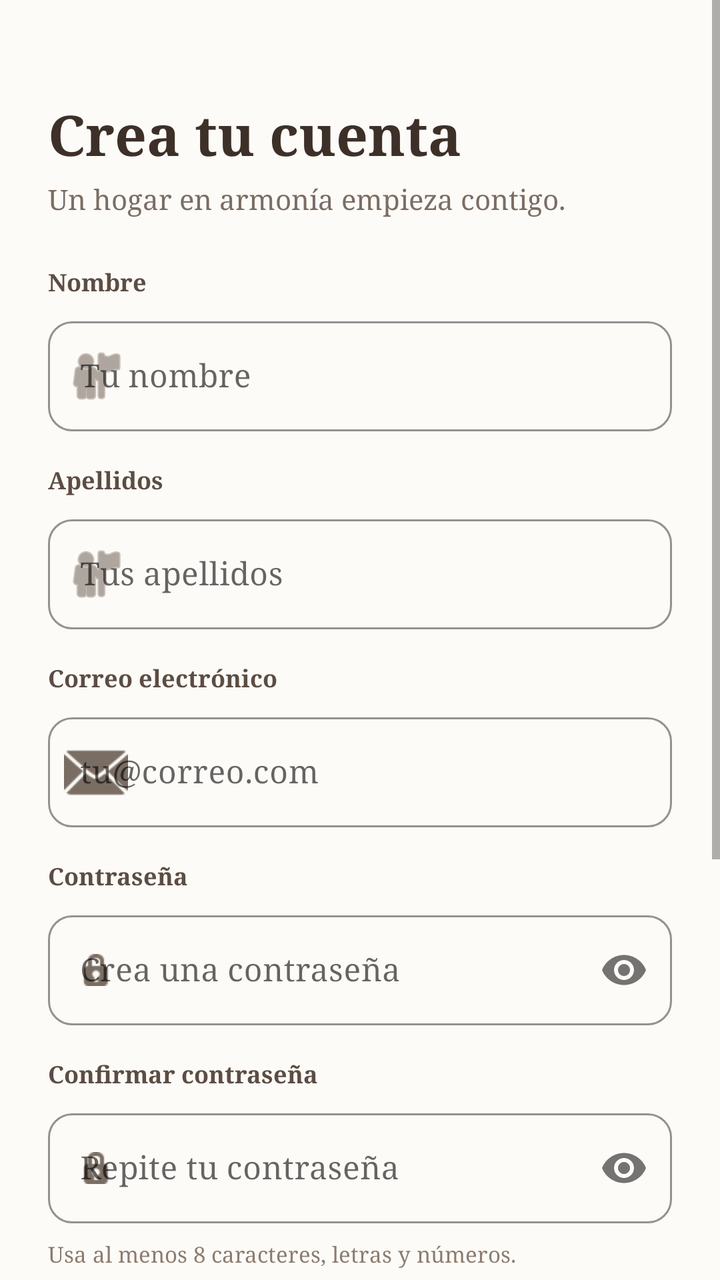
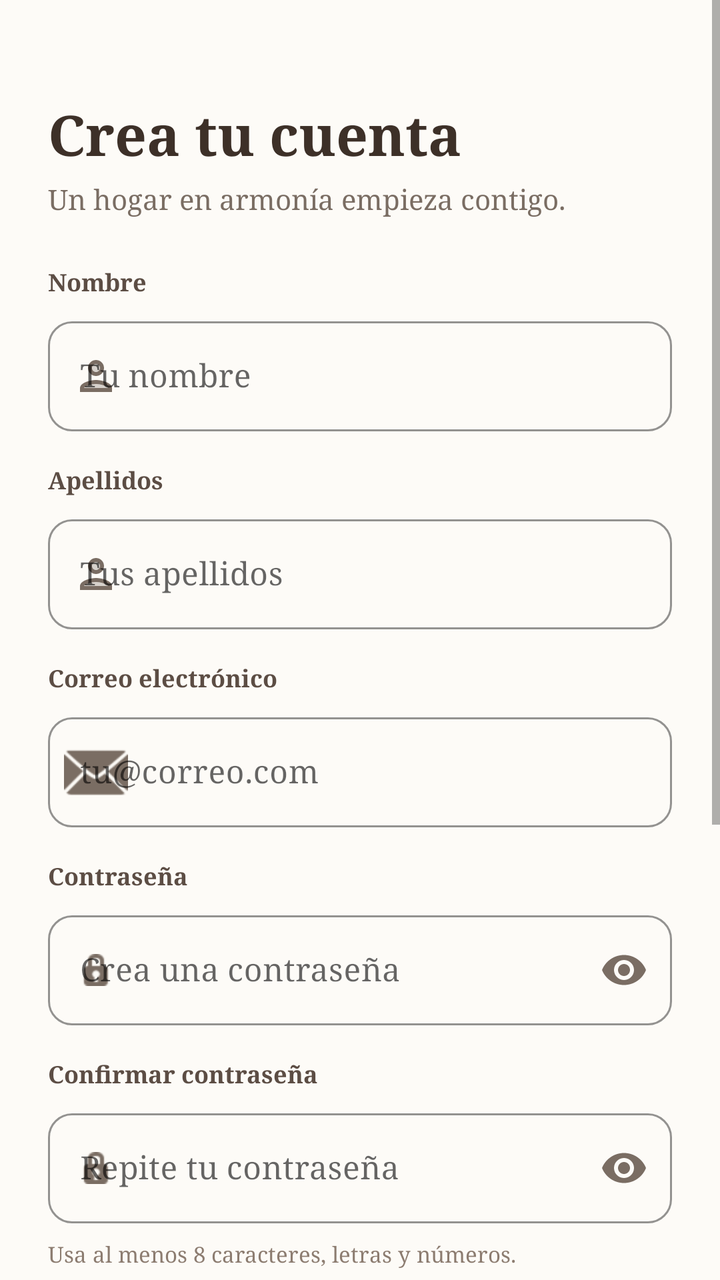

Screens rendered from an Android XML layout before and after an edit, with the pre-edit source and the edit as a unified diff.
<!-- AndroidManifest.xml: application theme Theme.CosySmart -->
<!-- res/layout/register_activity.xml -->
<?xml version="1.0" encoding="utf-8"?>
<ScrollView xmlns:android="http://schemas.android.com/apk/res/android"
    xmlns:app="http://schemas.android.com/apk/res-auto"
    android:layout_width="match_parent"
    android:layout_height="match_parent"
    android:fillViewport="true"
    android:background="#FDFBF7">

    <LinearLayout
        android:layout_width="match_parent"
        android:layout_height="wrap_content"
        android:orientation="vertical"
        android:padding="24dp">
        <TextView
            android:layout_width="wrap_content"
            android:layout_height="wrap_content"
            android:text="Crea tu cuenta"
            android:textSize="28sp"
            android:textStyle="bold"
            android:textColor="#3D3028"
            android:layout_marginTop="24dp"
            android:layout_marginBottom="4dp"/>

        <TextView
            android:layout_width="wrap_content"
            android:layout_height="wrap_content"
            android:text="Un hogar en armonía empieza contigo."
            android:textSize="14sp"
            android:textColor="#7A6D63"
            android:layout_marginBottom="24dp"/>
        <TextView
            android:layout_width="wrap_content"
            android:layout_height="wrap_content"
            android:text="Nombre"
            android:textSize="12sp"
            android:textStyle="bold"
            android:textColor="#5C4D44"
            android:layout_marginBottom="6dp"/>

        <com.google.android.material.textfield.TextInputLayout
            android:layout_width="match_parent"
            android:layout_height="wrap_content"
            android:layout_marginBottom="16dp"
            style="@style/Widget.MaterialComponents.TextInputLayout.OutlinedBox"
            app:boxCornerRadiusTopStart="12dp"
            app:boxCornerRadiusTopEnd="12dp"
            app:boxCornerRadiusBottomStart="12dp"
            app:boxCornerRadiusBottomEnd="12dp"
            app:boxStrokeColor="#A68A78"
            app:startIconDrawable="@android:drawable/ic_menu_myplaces"
            app:startIconTint="#7A6D63">

            <com.google.android.material.textfield.TextInputEditText
                android:id="@+id/etNombres"
                android:layout_width="match_parent"
                android:layout_height="wrap_content"
                android:hint="Tu nombre"
                android:inputType="textPersonName"
                android:textColor="#000000"
                android:textColorHint="#7A6D63"
                android:maxLines="1"/>
        </com.google.android.material.textfield.TextInputLayout>

        <TextView
            android:layout_width="wrap_content"
            android:layout_height="wrap_content"
            android:text="Apellidos"
            android:textSize="12sp"
            android:textStyle="bold"
            android:textColor="#5C4D44"
            android:layout_marginBottom="6dp"/>

        <com.google.android.material.textfield.TextInputLayout
            android:layout_width="match_parent"
            android:layout_height="wrap_content"
            android:layout_marginBottom="16dp"
            style="@style/Widget.MaterialComponents.TextInputLayout.OutlinedBox"
            app:boxCornerRadiusTopStart="12dp"
            app:boxCornerRadiusTopEnd="12dp"
            app:boxCornerRadiusBottomStart="12dp"
            app:boxCornerRadiusBottomEnd="12dp"
            app:boxStrokeColor="#A68A78"
            app:startIconDrawable="@android:drawable/ic_menu_myplaces"
            app:startIconTint="#7A6D63">

            <com.google.android.material.textfield.TextInputEditText
                android:id="@+id/etApellidos"
                android:layout_width="match_parent"
                android:layout_height="wrap_content"
                android:hint="Tus apellidos"
                android:inputType="textPersonName"
                android:textColor="#000000"
                android:textColorHint="#7A6D63"
                android:maxLines="1"/>
        </com.google.android.material.textfield.TextInputLayout>

        <TextView
            android:layout_width="wrap_content"
            android:layout_height="wrap_content"
            android:text="Correo electrónico"
            android:textSize="12sp"
            android:textStyle="bold"
            android:textColor="#5C4D44"
            android:layout_marginBottom="6dp"/>

        <com.google.android.material.textfield.TextInputLayout
            android:layout_width="match_parent"
            android:layout_height="wrap_content"
            android:layout_marginBottom="16dp"
            style="@style/Widget.MaterialComponents.TextInputLayout.OutlinedBox"
            app:boxCornerRadiusTopStart="12dp"
            app:boxCornerRadiusTopEnd="12dp"
            app:boxCornerRadiusBottomStart="12dp"
            app:boxCornerRadiusBottomEnd="12dp"
            app:boxStrokeColor="#A68A78"
            app:startIconDrawable="@android:drawable/ic_dialog_email"
            app:startIconTint="#7A6D63">

            <com.google.android.material.textfield.TextInputEditText
                android:id="@+id/etCorreo"
                android:layout_width="match_parent"
                android:layout_height="wrap_content"
                android:hint="tu@correo.com"
                android:inputType="textEmailAddress"
                android:textColor="#000000"
                android:textColorHint="#7A6D63"
                android:maxLines="1"/>
        </com.google.android.material.textfield.TextInputLayout>

        
        <TextView
            android:layout_width="wrap_content"
            android:layout_height="wrap_content"
            android:text="Contraseña"
            android:textSize="12sp"
            android:textStyle="bold"
            android:textColor="#5C4D44"
            android:layout_marginBottom="6dp"/>

        <com.google.android.material.textfield.TextInputLayout
            android:layout_width="match_parent"
            android:layout_height="wrap_content"
            android:layout_marginBottom="16dp"
            style="@style/Widget.MaterialComponents.TextInputLayout.OutlinedBox"
            app:boxCornerRadiusTopStart="12dp"
            app:boxCornerRadiusTopEnd="12dp"
            app:boxCornerRadiusBottomStart="12dp"
            app:boxCornerRadiusBottomEnd="12dp"
            app:boxStrokeColor="#A68A78"
            app:startIconDrawable="@android:drawable/ic_secure"
            app:startIconTint="#7A6D63"
            app:passwordToggleEnabled="true">

            <com.google.android.material.textfield.TextInputEditText
                android:id="@+id/etContrasena"
                android:layout_width="match_parent"
                android:layout_height="wrap_content"
                android:hint="Crea una contraseña"
                android:inputType="textPassword"
                android:textColor="#000000"
                android:textColorHint="#7A6D63"
                android:maxLines="1"/>
        </com.google.android.material.textfield.TextInputLayout>

        
        <TextView
            android:layout_width="wrap_content"
            android:layout_height="wrap_content"
            android:text="Confirmar contraseña"
            android:textSize="12sp"
            android:textStyle="bold"
            android:textColor="#5C4D44"
            android:layout_marginBottom="6dp"/>

        <com.google.android.material.textfield.TextInputLayout
            android:layout_width="match_parent"
            android:layout_height="wrap_content"
            android:layout_marginBottom="8dp"
            style="@style/Widget.MaterialComponents.TextInputLayout.OutlinedBox"
            app:boxCornerRadiusTopStart="12dp"
            app:boxCornerRadiusTopEnd="12dp"
            app:boxCornerRadiusBottomStart="12dp"
            app:boxCornerRadiusBottomEnd="12dp"
            app:boxStrokeColor="#A68A78"
            app:startIconDrawable="@android:drawable/ic_secure"
            app:startIconTint="#7A6D63"
            app:passwordToggleEnabled="true">

            <com.google.android.material.textfield.TextInputEditText
                android:id="@+id/etConfirmarContrasena"
                android:layout_width="match_parent"
                android:layout_height="wrap_content"
                android:hint="Repite tu contraseña"
                android:inputType="textPassword"
                android:textColor="#000000"
                android:textColorHint="#7A6D63"
                android:maxLines="1"/>
        </com.google.android.material.textfield.TextInputLayout>

        <TextView
            android:layout_width="wrap_content"
            android:layout_height="wrap_content"
            android:text="Usa al menos 8 caracteres, letras y números."
            android:textSize="11sp"
            android:textColor="#8C7C70"
            android:layout_marginBottom="16dp"/>

        
        <TextView
            android:layout_width="wrap_content"
            android:layout_height="wrap_content"
            android:text="¿Cómo quieres unirte?"
            android:textSize="12sp"
            android:textStyle="bold"
            android:textColor="#5C4D44"
            android:layout_marginBottom="8dp"/>

        <LinearLayout
            android:layout_width="match_parent"
            android:layout_height="wrap_content"
            android:orientation="horizontal"
            android:weightSum="2"
            android:layout_marginBottom="4dp">

            <RadioGroup
                android:id="@+id/rgTipoUsuario"
                android:layout_width="match_parent"
                android:layout_height="wrap_content"
                android:orientation="horizontal">

                <RadioButton
                    android:id="@+id/rbComprador"
                    style="@style/Widget.CosySmart.RadioButton"
                    android:layout_width="0dp"
                    android:layout_height="wrap_content"
                    android:layout_weight="1"
                    android:checked="true"
                    android:padding="12dp"
                    android:text="Registrarme como comprador"
                    android:layout_marginEnd="6dp"/>

                <RadioButton
                    android:id="@+id/rbVendedor"
                    style="@style/Widget.CosySmart.RadioButton"
                    android:layout_width="0dp"
                    android:layout_height="wrap_content"
                    android:layout_weight="1"
                    android:padding="12dp"
                    android:text="Solicitar ser vendedor"
                    android:layout_marginStart="6dp"/>
            </RadioGroup>
        </LinearLayout>

        <TextView
            android:layout_width="wrap_content"
            android:layout_height="wrap_content"
            android:text="Ser vendedor requiere aprobación de tu solicitud."
            android:textSize="11sp"
            android:textColor="#8C7C70"
            android:layout_marginBottom="16dp"/>

        
        <CheckBox
            android:id="@+id/cbTerminos"
            android:layout_width="match_parent"
            android:layout_height="wrap_content"
            android:text="Acepto los Términos y condiciones y la Política de privacidad."
            android:textSize="12sp"
            android:textColor="#5C4D44"
            android:layout_marginBottom="24dp"/>

        
        <com.google.android.material.button.MaterialButton
            android:id="@+id/btnRegisterSubmit"
            style="@style/Widget.CosySmart.Button.Primary"
            android:layout_width="match_parent"
            android:layout_height="56dp"
            android:text="Registrarse"
            android:textSize="16sp"
            android:layout_marginBottom="24dp"/>

    </LinearLayout>
</ScrollView>
<!-- resources referenced by this layout -->
<resources>
  <style name="Widget.CosySmart.Button.Primary" parent="Widget.MaterialComponents.Button">
          <item name="android:layout_width">match_parent</item>
          <item name="android:layout_height">54dp</item>
          <item name="android:textColor">@color/white</item>
          <item name="android:textStyle">bold</item>
          <item name="android:textAllCaps">false</item>
          <item name="backgroundTint">@color/cosy_primary</item>
          <item name="cornerRadius">16dp</item>
          <item name="android:fontFamily">serif</item>
      </style>
  <style name="Widget.CosySmart.RadioButton" parent="Widget.MaterialComponents.CompoundButton.RadioButton">
          <item name="android:textColor">@color/cosy_text_dark</item>
          <item name="android:textSize">12sp</item>
          <item name="android:buttonTint">@color/cosy_primary</item>
          <item name="android:fontFamily">serif</item>
      </style>
  <style name="Theme.CosySmart" parent="Theme.MaterialComponents.DayNight.NoActionBar">
          <item name="colorPrimary">@color/cosy_primary</item>
          <item name="colorPrimaryVariant">@color/cosy_dark_green</item>
          <item name="colorOnPrimary">@color/white</item>
          <item name="android:windowBackground">@color/cosy_bg</item>
  
          
          <item name="android:fontFamily">serif</item>
  
          
          <item name="editTextStyle">@style/Widget.CosySmart.EditText</item>
      </style>
  <color name="white">#FFFFFFFF</color>
  <color name="cosy_primary">#C86D51</color>
  <color name="cosy_text_dark">#3E2F28</color>
  <color name="cosy_dark_green">#6A7059</color>
  <color name="cosy_bg">#F7F4EE</color>
  <style name="Widget.CosySmart.EditText" parent="Widget.AppCompat.EditText">
          <item name="android:textColor">#000000</item>
          <item name="android:textColorHint">#7A6D63</item>
          <item name="android:fontFamily">serif</item>
      </style>
</resources>

<!-- the commit's change to res/layout/register_activity.xml (unified diff, before → after) -->
@@ -11,6 +11,7 @@
         android:layout_height="wrap_content"
         android:orientation="vertical"
         android:padding="24dp">
+
         <TextView
             android:layout_width="wrap_content"
             android:layout_height="wrap_content"
@@ -28,6 +29,8 @@
             android:textSize="14sp"
             android:textColor="#7A6D63"
             android:layout_marginBottom="24dp"/>
+
+        
         <TextView
             android:layout_width="wrap_content"
             android:layout_height="wrap_content"
@@ -47,7 +50,7 @@
             app:boxCornerRadiusBottomStart="12dp"
             app:boxCornerRadiusBottomEnd="12dp"
             app:boxStrokeColor="#A68A78"
-            app:startIconDrawable="@android:drawable/ic_menu_myplaces"
+            app:startIconDrawable="@drawable/ic_person"
             app:startIconTint="#7A6D63">
 
             <com.google.android.material.textfield.TextInputEditText
@@ -61,6 +64,7 @@
                 android:maxLines="1"/>
         </com.google.android.material.textfield.TextInputLayout>
 
+        
         <TextView
             android:layout_width="wrap_content"
             android:layout_height="wrap_content"
@@ -80,7 +84,7 @@
             app:boxCornerRadiusBottomStart="12dp"
             app:boxCornerRadiusBottomEnd="12dp"
             app:boxStrokeColor="#A68A78"
-            app:startIconDrawable="@android:drawable/ic_menu_myplaces"
+            app:startIconDrawable="@drawable/ic_person"
             app:startIconTint="#7A6D63">
 
             <com.google.android.material.textfield.TextInputEditText
@@ -94,6 +98,7 @@
                 android:maxLines="1"/>
         </com.google.android.material.textfield.TextInputLayout>
 
+        
         <TextView
             android:layout_width="wrap_content"
             android:layout_height="wrap_content"
@@ -149,7 +154,8 @@
             app:boxStrokeColor="#A68A78"
             app:startIconDrawable="@android:drawable/ic_secure"
             app:startIconTint="#7A6D63"
-            app:passwordToggleEnabled="true">
+            app:endIconMode="password_toggle"
+            app:endIconTint="#7A6D63">
 
             <com.google.android.material.textfield.TextInputEditText
                 android:id="@+id/etContrasena"
@@ -184,7 +190,8 @@
             app:boxStrokeColor="#A68A78"
             app:startIconDrawable="@android:drawable/ic_secure"
             app:startIconTint="#7A6D63"
-            app:passwordToggleEnabled="true">
+            app:endIconMode="password_toggle"
+            app:endIconTint="#7A6D63">
 
             <com.google.android.material.textfield.TextInputEditText
                 android:id="@+id/etConfirmarContrasena"
@@ -215,41 +222,50 @@
             android:textColor="#5C4D44"
             android:layout_marginBottom="8dp"/>
 
-        <LinearLayout
+        <RadioGroup
+            android:id="@+id/rgTipoUsuario"
             android:layout_width="match_parent"
             android:layout_height="wrap_content"
             android:orientation="horizontal"
             android:weightSum="2"
             android:layout_marginBottom="4dp">
 
-            <RadioGroup
-                android:id="@+id/rgTipoUsuario"
-                android:layout_width="match_parent"
-                android:layout_height="wrap_content"
-                android:orientation="horizontal">
-
-                <RadioButton
-                    android:id="@+id/rbComprador"
-                    style="@style/Widget.CosySmart.RadioButton"
-                    android:layout_width="0dp"
-                    android:layout_height="wrap_content"
-                    android:layout_weight="1"
-                    android:checked="true"
-                    android:padding="12dp"
-                    android:text="Registrarme como comprador"
-                    android:layout_marginEnd="6dp"/>
-
-                <RadioButton
-                    android:id="@+id/rbVendedor"
-                    style="@style/Widget.CosySmart.RadioButton"
-                    android:layout_width="0dp"
-                    android:layout_height="wrap_content"
-                    android:layout_weight="1"
-                    android:padding="12dp"
-                    android:text="Solicitar ser vendedor"
-                    android:layout_marginStart="6dp"/>
-            </RadioGroup>
-        </LinearLayout>
+            <RadioButton
+                android:id="@+id/rbComprador"
+                android:layout_width="0dp"
+                android:layout_height="wrap_content"
+                android:layout_weight="1"
+                android:checked="false"
+                android:background="@drawable/radio_card_bg"
+                android:buttonTint="#C86D51"
+                android:paddingTop="14dp"
+                android:paddingBottom="14dp"
+                android:paddingStart="12dp"
+                android:paddingEnd="12dp"
+                android:text="Registrarme como comprador"
+                android:textColor="#3D3028"
+                android:textSize="12sp"
+                android:textStyle="bold"
+                android:layout_marginEnd="6dp"/>
+
+            <RadioButton
+                android:id="@+id/rbVendedor"
+                android:layout_width="0dp"
+                android:layout_height="wrap_content"
+                android:layout_weight="1"
+                android:checked="true"
+                android:background="@drawable/radio_card_bg"
+                android:buttonTint="#C86D51"
+                android:paddingTop="14dp"
+                android:paddingBottom="14dp"
+                android:paddingStart="12dp"
+                android:paddingEnd="12dp"
+                android:text="Solicitar ser vendedor"
+                android:textColor="#3D3028"
+                android:textSize="12sp"
+                android:textStyle="bold"
+                android:layout_marginStart="6dp"/>
+        </RadioGroup>
 
         <TextView
             android:layout_width="wrap_content"
@@ -272,12 +288,41 @@
         
         <com.google.android.material.button.MaterialButton
             android:id="@+id/btnRegisterSubmit"
-            style="@style/Widget.CosySmart.Button.Primary"
+            style="@style/Widget.MaterialComponents.Button"
             android:layout_width="match_parent"
             android:layout_height="56dp"
-            android:text="Registrarse"
+            android:text="Crear cuenta"
             android:textSize="16sp"
-            android:layout_marginBottom="24dp"/>
+            app:backgroundTint="#C86D51"
+            app:cornerRadius="12dp"
+            android:layout_marginBottom="16dp"/>
+
+        
+        <LinearLayout
+            android:layout_width="match_parent"
+            android:layout_height="wrap_content"
+            android:orientation="horizontal"
+            android:gravity="center"
+            android:layout_marginBottom="24dp">
+
+            <TextView
+                android:layout_width="wrap_content"
+                android:layout_height="wrap_content"
+                android:text="¿Ya tienes una cuenta? "
+                android:textSize="14sp"
+                android:textColor="#7A6D63"/>
+
+            <TextView
+                android:id="@+id/tvIniciarSesion"
+                android:layout_width="wrap_content"
+                android:layout_height="wrap_content"
+                android:text="Iniciar sesión"
+                android:textSize="14sp"
+                android:textStyle="bold"
+                android:textColor="#C86D51"
+                android:clickable="true"
+                android:focusable="true"/>
+        </LinearLayout>
 
     </LinearLayout>
 </ScrollView>
<!-- resource entries referenced after the edit -->
@@ -1,21 +1,34 @@
 <!-- resources referenced by this layout -->
 <resources>
-  <style name="Widget.CosySmart.Button.Primary" parent="Widget.MaterialComponents.Button">
-          <item name="android:layout_width">match_parent</item>
-          <item name="android:layout_height">54dp</item>
-          <item name="android:textColor">@color/white</item>
-          <item name="android:textStyle">bold</item>
-          <item name="android:textAllCaps">false</item>
-          <item name="backgroundTint">@color/cosy_primary</item>
-          <item name="cornerRadius">16dp</item>
-          <item name="android:fontFamily">serif</item>
-      </style>
-  <style name="Widget.CosySmart.RadioButton" parent="Widget.MaterialComponents.CompoundButton.RadioButton">
-          <item name="android:textColor">@color/cosy_text_dark</item>
-          <item name="android:textSize">12sp</item>
-          <item name="android:buttonTint">@color/cosy_primary</item>
-          <item name="android:fontFamily">serif</item>
-      </style>
+  <!-- drawable ic_person (drawable) -->
+  <vector xmlns:android="http://schemas.android.com/apk/res/android" android:height="24dp" android:tint="#C86D51" android:viewportHeight="24" android:viewportWidth="24" android:width="24dp">
+        
+      <path android:fillAlpha="0.3" android:fillColor="@android:color/white" android:pathData="M12,16c-2.69,0 -5.77,1.28 -6,2h12c-0.2,-0.71 -3.3,-2 -6,-2z" android:strokeAlpha="0.3"/>
+        
+      <path android:fillAlpha="0.3" android:fillColor="@android:color/white" android:pathData="M12,8m-2,0a2,2 0,1 1,4 0a2,2 0,1 1,-4 0" android:strokeAlpha="0.3"/>
+        
+      <path android:fillColor="@android:color/white" android:pathData="M12,14c-2.67,0 -8,1.34 -8,4v2h16v-2c0,-2.66 -5.33,-4 -8,-4zM6,18c0.22,-0.72 3.31,-2 6,-2 2.7,0 5.8,1.29 6,2L6,18zM12,12c2.21,0 4,-1.79 4,-4s-1.79,-4 -4,-4 -4,1.79 -4,4 1.79,4 4,4zM12,6c1.1,0 2,0.9 2,2s-0.9,2 -2,2 -2,-0.9 -2,-2 0.9,-2 2,-2z"/>
+      
+  </vector>
+  <!-- drawable radio_card_bg (drawable) -->
+  <?xml version="1.0" encoding="utf-8"?>
+  <selector xmlns:android="http://schemas.android.com/apk/res/android">
+      <item android:state_checked="true">
+          <shape android:shape="rectangle">
+              <solid android:color="#F6EAE1" />
+              <stroke android:width="1.5dp" android:color="#C86D51" />
+              <corners android:radius="14dp" />
+          </shape>
+      </item>
+      <item>
+          <shape android:shape="rectangle">
+              <solid android:color="#F8F6F0" />
+              <stroke android:width="1dp" android:color="#EAE3DC" />
+              <corners android:radius="14dp" />
+          </shape>
+      </item>
+  
+  </selector>
   <style name="Theme.CosySmart" parent="Theme.MaterialComponents.DayNight.NoActionBar">
           <item name="colorPrimary">@color/cosy_primary</item>
           <item name="colorPrimaryVariant">@color/cosy_dark_green</item>
@@ -30,7 +43,6 @@
       </style>
   <color name="white">#FFFFFFFF</color>
   <color name="cosy_primary">#C86D51</color>
-  <color name="cosy_text_dark">#3E2F28</color>
   <color name="cosy_dark_green">#6A7059</color>
   <color name="cosy_bg">#F7F4EE</color>
   <style name="Widget.CosySmart.EditText" parent="Widget.AppCompat.EditText">
